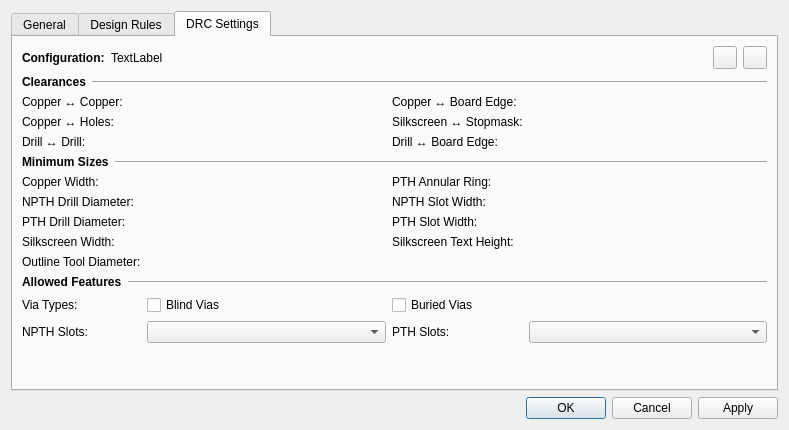
Before: the Qt Designer form libs/librepcb/editor/project/board/boardsetupdialog.ui in LibrePCB/LibrePCB, drawn with Qt 5.
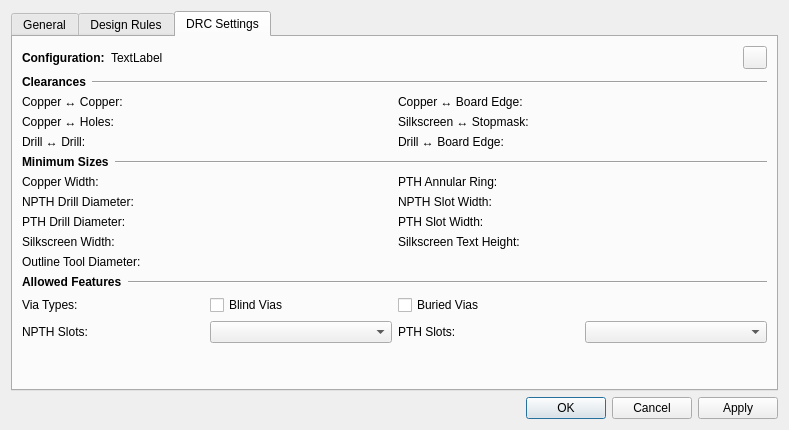
After: the same form once the commit is applied. Icons and pictures are not drawn. Custom widgets are drawn as their Qt base class.

What changed in the file:
```diff
--- a/libs/librepcb/editor/project/board/boardsetupdialog.ui
+++ b/libs/librepcb/editor/project/board/boardsetupdialog.ui
@@ -566,7 +566,7 @@
             <x>0</x>
             <y>0</y>
             <width>753</width>
-            <height>371</height>
+            <height>380</height>
            </rect>
           </property>
           <property name="sizePolicy">
@@ -575,31 +575,111 @@
             <verstretch>0</verstretch>
            </sizepolicy>
           </property>
-          <layout class="QGridLayout" name="gridLayout_2" columnstretch="0,1,0,1">
+          <layout class="QGridLayout" name="gridLayout_2" columnstretch="0,0,0,0">
            <property name="sizeConstraint">
             <enum>QLayout::SetMinimumSize</enum>
            </property>
+           <item row="5" column="3">
+            <widget class="librepcb::editor::UnsignedLengthEdit" name="edtDrcClearanceDrillBoard" native="true"/>
+           </item>
+           <item row="8" column="1">
+            <widget class="librepcb::editor::UnsignedLengthEdit" name="edtDrcMinCopperWidth" native="true"/>
+           </item>
            <item row="3" column="3">
             <widget class="librepcb::editor::UnsignedLengthEdit" name="edtDrcClearanceCopperBoard" native="true"/>
            </item>
-           <item row="3" column="1">
-            <widget class="librepcb::editor::UnsignedLengthEdit" name="edtDrcClearanceCopperCopper" native="true"/>
-           </item>
            <item row="11" column="1">
             <widget class="librepcb::editor::UnsignedLengthEdit" name="edtDrcMinPthDrillDiameter" native="true"/>
            </item>
-           <item row="4" column="2">
-            <widget class="QLabel" name="label_32">
+           <item row="17" column="0">
+            <widget class="QLabel" name="label_21">
              <property name="text">
-              <string>Silkscreen ↔ Stopmask:</string>
+              <string>NPTH Slots:</string>
              </property>
             </widget>
            </item>
-           <item row="10" column="3">
-            <widget class="librepcb::editor::UnsignedLengthEdit" name="edtDrcMinNpthSlotWidth" native="true"/>
+           <item row="19" column="0">
+            <spacer name="verticalSpacer">
+             <property name="orientation">
+              <enum>Qt::Orientation::Vertical</enum>
+             </property>
+             <property name="sizeHint" stdset="0">
+              <size>
+               <width>20</width>
+               <height>40</height>
+              </size>
+             </property>
+            </spacer>
            </item>
-           <item row="10" column="1">
-            <widget class="librepcb::editor::UnsignedLengthEdit" name="edtDrcMinNpthDrillDiameter" native="true"/>
+           <item row="1" column="0" colspan="4">
+            <layout class="QHBoxLayout" name="horizontalLayout_8" stretch="0,1,0">
+             <item>
+              <widget class="QLabel" name="label_37">
+               <property name="font">
+                <font>
+                 <bold>true</bold>
+                </font>
+               </property>
+               <property name="text">
+                <string>Configuration:</string>
+               </property>
+              </widget>
+             </item>
+             <item>
+              <widget class="QLabel" name="lblDrcConfigName">
+               <property name="sizePolicy">
+                <sizepolicy hsizetype="Ignored" vsizetype="Preferred">
+                 <horstretch>0</horstretch>
+                 <verstretch>0</verstretch>
+                </sizepolicy>
+               </property>
+               <property name="text">
+                <string>TextLabel</string>
+               </property>
+              </widget>
+             </item>
+             <item>
+              <widget class="QToolButton" name="btnLoadDrcSettings">
+               <property name="toolTip">
+                <string>Load Settings...</string>
+               </property>
+               <property name="text">
+                <string notr="true"/>
+               </property>
+               <property name="icon">
+                <iconset>
+                 <normaloff>:/img/actions/open.png</normaloff>:/img/actions/open.png</iconset>
+               </property>
+              </widget>
+             </item>
+            </layout>
+           </item>
+           <item row="16" column="1">
+            <widget class="QCheckBox" name="cbxBlindViasAllowed">
+             <property name="toolTip">
+              <string>Allow vias whith either start or end on an inner copper layer.</string>
+             </property>
+             <property name="text">
+              <string>Blind Vias</string>
+             </property>
+            </widget>
+           </item>
+           <item row="12" column="2">
+            <widget class="QLabel" name="label_34">
+             <property name="text">
+              <string>Silkscreen Text Height:</string>
+             </property>
+            </widget>
+           </item>
+           <item row="4" column="1">
+            <widget class="librepcb::editor::UnsignedLengthEdit" name="edtDrcClearanceCopperNpth" native="true"/>
+           </item>
+           <item row="17" column="1">
+            <widget class="QComboBox" name="cbxDrcAllowedNpthSlots">
+             <property name="insertPolicy">
+              <enum>QComboBox::InsertPolicy::NoInsert</enum>
+             </property>
+            </widget>
            </item>
            <item row="16" column="2">
             <widget class="QCheckBox" name="cbxBuriedViasAllowed">
@@ -611,6 +691,13 @@
              </property>
             </widget>
            </item>
+           <item row="4" column="0">
+            <widget class="QLabel" name="label_14">
+             <property name="text">
+              <string>Copper ↔ Holes:</string>
+             </property>
+            </widget>
+           </item>
            <item row="3" column="2">
             <widget class="QLabel" name="label_23">
              <property name="text">
@@ -618,18 +705,8 @@
              </property>
             </widget>
            </item>
-           <item row="8" column="3">
-            <widget class="librepcb::editor::UnsignedLengthEdit" name="edtDrcMinPthAnnularRing" native="true"/>
-           </item>
-           <item row="4" column="1">
-            <widget class="librepcb::editor::UnsignedLengthEdit" name="edtDrcClearanceCopperNpth" native="true"/>
-           </item>
-           <item row="10" column="2">
-            <widget class="QLabel" name="label_16">
-             <property name="text">
-              <string>NPTH Slot Width:</string>
-             </property>
-            </widget>
+           <item row="10" column="3">
+            <widget class="librepcb::editor::UnsignedLengthEdit" name="edtDrcMinNpthSlotWidth" native="true"/>
            </item>
            <item row="12" column="0">
             <widget class="QLabel" name="label_33">
@@ -638,6 +715,9 @@
              </property>
             </widget>
            </item>
+           <item row="12" column="1">
+            <widget class="librepcb::editor::UnsignedLengthEdit" name="edtDrcMinSilkscreenWidth" native="true"/>
+           </item>
            <item row="11" column="2">
             <widget class="QLabel" name="label_15">
              <property name="text">
@@ -645,6 +725,23 @@
              </property>
             </widget>
            </item>
+           <item row="11" column="0">
+            <widget class="QLabel" name="label_24">
+             <property name="text">
+              <string>PTH Drill Diameter:</string>
+             </property>
+            </widget>
+           </item>
+           <item row="4" column="2">
+            <widget class="QLabel" name="label_32">
+             <property name="text">
+              <string>Silkscreen ↔ Stopmask:</string>
+             </property>
+            </widget>
+           </item>
+           <item row="12" column="3">
+            <widget class="librepcb::editor::UnsignedLengthEdit" name="edtDrcMinSilkscreenTextHeight" native="true"/>
+           </item>
            <item row="5" column="2">
             <widget class="QLabel" name="label_27">
              <property name="text">
@@ -652,6 +749,40 @@
              </property>
             </widget>
            </item>
+           <item row="10" column="0">
+            <widget class="QLabel" name="label_18">
+             <property name="text">
+              <string>NPTH Drill Diameter:</string>
+             </property>
+            </widget>
+           </item>
+           <item row="8" column="3">
+            <widget class="librepcb::editor::UnsignedLengthEdit" name="edtDrcMinPthAnnularRing" native="true"/>
+           </item>
+           <item row="16" column="0">
+            <widget class="QLabel" name="label_2">
+             <property name="text">
+              <string>Via Types:</string>
+             </property>
+            </widget>
+           </item>
+           <item row="3" column="1">
+            <widget class="librepcb::editor::UnsignedLengthEdit" name="edtDrcClearanceCopperCopper" native="true"/>
+           </item>
+           <item row="17" column="2">
+            <widget class="QLabel" name="label_17">
+             <property name="text">
+              <string>PTH Slots:</string>
+             </property>
+            </widget>
+           </item>
+           <item row="5" column="0">
+            <widget class="QLabel" name="label_26">
+             <property name="text">
+              <string>Drill ↔ Drill:</string>
+             </property>
+            </widget>
+           </item>
            <item row="17" column="3">
             <widget class="QComboBox" name="cbxDrcAllowedPthSlots">
              <property name="insertPolicy">
@@ -659,69 +790,53 @@
              </property>
             </widget>
            </item>
-           <item row="8" column="0">
-            <widget class="QLabel" name="label_20">
+           <item row="2" column="0" colspan="4">
+            <layout class="QHBoxLayout" name="horizontalLayout">
+             <item>
+              <widget class="QLabel" name="label_28">
+               <property name="sizePolicy">
+                <sizepolicy hsizetype="Fixed" vsizetype="Fixed">
+                 <horstretch>0</horstretch>
+                 <verstretch>0</verstretch>
+                </sizepolicy>
+               </property>
+               <property name="font">
+                <font>
+                 <bold>true</bold>
+                </font>
+               </property>
+               <property name="text">
+                <string>Clearances</string>
+               </property>
+              </widget>
+             </item>
+             <item>
+              <widget class="Line" name="line_4">
+               <property name="sizePolicy">
+                <sizepolicy hsizetype="Minimum" vsizetype="Preferred">
+                 <horstretch>0</horstretch>
+                 <verstretch>0</verstretch>
+                </sizepolicy>
+               </property>
+               <property name="orientation">
+                <enum>Qt::Orientation::Horizontal</enum>
+               </property>
+              </widget>
+             </item>
+            </layout>
+           </item>
+           <item row="10" column="2">
+            <widget class="QLabel" name="label_16">
              <property name="text">
-              <string>Copper Width:</string>
+              <string>NPTH Slot Width:</string>
              </property>
             </widget>
            </item>
            <item row="11" column="3">
             <widget class="librepcb::editor::UnsignedLengthEdit" name="edtDrcMinPthSlotWidth" native="true"/>
            </item>
-           <item row="12" column="1">
-            <widget class="librepcb::editor::UnsignedLengthEdit" name="edtDrcMinSilkscreenWidth" native="true"/>
-           </item>
-           <item row="13" column="0">
-            <widget class="QLabel" name="label_30">
-             <property name="toolTip">
-              <string>Minimum board outline milling tool diameter. Restricts the radius of inner board edges.</string>
-             </property>
-             <property name="text">
-              <string>Outline Tool Diameter:</string>
-             </property>
-            </widget>
-           </item>
-           <item row="4" column="0">
-            <widget class="QLabel" name="label_14">
-             <property name="text">
-              <string>Copper ↔ Holes:</string>
-             </property>
-            </widget>
-           </item>
-           <item row="16" column="1">
-            <widget class="QCheckBox" name="cbxBlindViasAllowed">
-             <property name="toolTip">
-              <string>Allow vias whith either start or end on an inner copper layer.</string>
-             </property>
-             <property name="text">
-              <string>Blind Vias</string>
-             </property>
-            </widget>
-           </item>
-           <item row="17" column="2">
-            <widget class="QLabel" name="label_17">
-             <property name="text">
-              <string>PTH Slots:</string>
-             </property>
-            </widget>
-           </item>
-           <item row="12" column="3">
-            <widget class="librepcb::editor::UnsignedLengthEdit" name="edtDrcMinSilkscreenTextHeight" native="true"/>
-           </item>
-           <item row="17" column="1">
-            <widget class="QComboBox" name="cbxDrcAllowedNpthSlots">
-             <property name="insertPolicy">
-              <enum>QComboBox::NoInsert</enum>
-             </property>
-            </widget>
-           </item>
-           <item row="8" column="2">
-            <widget class="QLabel" name="label_22">
-             <property name="text">
-              <string>PTH Annular Ring:</string>
-             </property>
-            </widget>
+           <item row="13" column="1">
+            <widget class="librepcb::editor::UnsignedLengthEdit" name="edtDrcMinOutlineToolDiameter" native="true"/>
            </item>
            <item row="14" column="0" colspan="4">
             <layout class="QHBoxLayout" name="horizontalLayout_5">
@@ -759,9 +874,6 @@
              </item>
             </layout>
            </item>
-           <item row="13" column="1">
-            <widget class="librepcb::editor::UnsignedLengthEdit" name="edtDrcMinOutlineToolDiameter" native="true"/>
-           </item>
            <item row="3" column="0">
             <widget class="QLabel" name="label_19">
              <property name="text">
@@ -769,6 +881,22 @@
              </property>
             </widget>
            </item>
+           <item row="10" column="1">
+            <widget class="librepcb::editor::UnsignedLengthEdit" name="edtDrcMinNpthDrillDiameter" native="true"/>
+           </item>
+           <item row="5" column="1">
+            <widget class="librepcb::editor::UnsignedLengthEdit" name="edtDrcClearanceDrillDrill" native="true"/>
+           </item>
+           <item row="4" column="3">
+            <widget class="librepcb::editor::UnsignedLengthEdit" name="edtDrcClearanceSilkscreenStopmask" native="true"/>
+           </item>
+           <item row="8" column="0">
+            <widget class="QLabel" name="label_20">
+             <property name="text">
+              <string>Copper Width:</string>
+             </property>
+            </widget>
+           </item>
            <item row="6" column="0" colspan="4">
             <layout class="QHBoxLayout" name="horizontalLayout_4">
              <item>
@@ -805,158 +933,23 @@
              </item>
             </layout>
            </item>
-           <item row="10" column="0">
-            <widget class="QLabel" name="label_18">
-             <property name="text">
-              <string>NPTH Drill Diameter:</string>
+           <item row="13" column="0">
+            <widget class="QLabel" name="label_30">
+             <property name="toolTip">
+              <string>Minimum board outline milling tool diameter. Restricts the radius of inner board edges.</string>
              </property>
-            </widget>
-           </item>
-           <item row="8" column="1">
-            <widget class="librepcb::editor::UnsignedLengthEdit" name="edtDrcMinCopperWidth" native="true"/>
-           </item>
-           <item row="5" column="0">
-            <widget class="QLabel" name="label_26">
              <property name="text">
-              <string>Drill ↔ Drill:</string>
+              <string>Outline Tool Diameter:</string>
              </property>
             </widget>
            </item>
-           <item row="16" column="0">
-            <widget class="QLabel" name="label_2">
+           <item row="8" column="2">
+            <widget class="QLabel" name="label_22">
              <property name="text">
-              <string>Via Types:</string>
+              <string>PTH Annular Ring:</string>
              </property>
             </widget>
            </item>
-           <item row="17" column="0">
-            <widget class="QLabel" name="label_21">
-             <property name="text">
-              <string>NPTH Slots:</string>
-             </property>
-            </widget>
-           </item>
-           <item row="5" column="1">
-            <widget class="librepcb::editor::UnsignedLengthEdit" name="edtDrcClearanceDrillDrill" native="true"/>
-           </item>
-           <item row="19" column="0">
-            <spacer name="verticalSpacer">
-             <property name="orientation">
-              <enum>Qt::Vertical</enum>
-             </property>
-             <property name="sizeHint" stdset="0">
-              <size>
-               <width>20</width>
-               <height>40</height>
-              </size>
-             </property>
-            </spacer>
-           </item>
-           <item row="11" column="0">
-            <widget class="QLabel" name="label_24">
-             <property name="text">
-              <string>PTH Drill Diameter:</string>
-             </property>
-            </widget>
-           </item>
-           <item row="4" column="3">
-            <widget class="librepcb::editor::UnsignedLengthEdit" name="edtDrcClearanceSilkscreenStopmask" native="true"/>
-           </item>
-           <item row="12" column="2">
-            <widget class="QLabel" name="label_34">
-             <property name="text">
-              <string>Silkscreen Text Height:</string>
-             </property>
-            </widget>
-           </item>
-           <item row="5" column="3">
-            <widget class="librepcb::editor::UnsignedLengthEdit" name="edtDrcClearanceDrillBoard" native="true"/>
-           </item>
-           <item row="2" column="0" colspan="4">
-            <layout class="QHBoxLayout" name="horizontalLayout">
-             <item>
-              <widget class="QLabel" name="label_28">
-               <property name="sizePolicy">
-                <sizepolicy hsizetype="Fixed" vsizetype="Fixed">
-                 <horstretch>0</horstretch>
-                 <verstretch>0</verstretch>
-                </sizepolicy>
-               </property>
-               <property name="font">
-                <font>
-                 <weight>75</weight>
-                 <bold>true</bold>
-                </font>
-               </property>
-               <property name="text">
-                <string>Clearances</string>
-               </property>
-              </widget>
-             </item>
-             <item>
-              <widget class="Line" name="line_4">
-               <property name="sizePolicy">
-                <sizepolicy hsizetype="Minimum" vsizetype="Preferred">
-                 <horstretch>0</horstretch>
-                 <verstretch>0</verstretch>
-                </sizepolicy>
-               </property>
-               <property name="orientation">
-                <enum>Qt::Horizontal</enum>
-               </property>
-              </widget>
-             </item>
-            </layout>
-           </item>
-           <item row="1" column="0" colspan="4">
-            <layout class="QHBoxLayout" name="horizontalLayout_8" stretch="0,1,0,0">
-             <item>
-              <widget class="QLabel" name="label_37">
-               <property name="font">
-                <font>
-                 <weight>75</weight>
-                 <bold>true</bold>
-                </font>
-               </property>
-               <property name="text">
-                <string>Configuration:</string>
-               </property>
-              </widget>
-             </item>
-             <item>
-              <widget class="QLabel" name="lblDrcConfigName">
-               <property name="text">
-                <string>TextLabel</string>
-               </property>
-              </widget>
-             </item>
-             <item>
-              <widget class="QToolButton" name="toolButton_2">
-               <property name="toolTip">
-                <string>Reset to Defaults</string>
-               </property>
-               <property name="icon">
-                <iconset resource="../../../../../img/images.qrc">
-                 <normaloff>:/img/actions/undo.png</normaloff>:/img/actions/undo.png</iconset>
-               </property>
-              </widget>
-             </item>
-             <item>
-              <widget class="QToolButton" name="toolButton">
-               <property name="toolTip">
-                <string>Load Settings...</string>
-               </property>
-               <property name="text">
-                <string notr="true"/>
-               </property>
-               <property name="icon">
-                <iconset resource="../../../../../img/images.qrc">
-                 <normaloff>:/img/actions/open.png</normaloff>:/img/actions/open.png</iconset>
-               </property>
-              </widget>
-             </item>
-            </layout>
-           </item>
           </layout>
          </widget>
         </widget>
```
Left out of the diff: 46 changed lines with no effect on the pictures.
